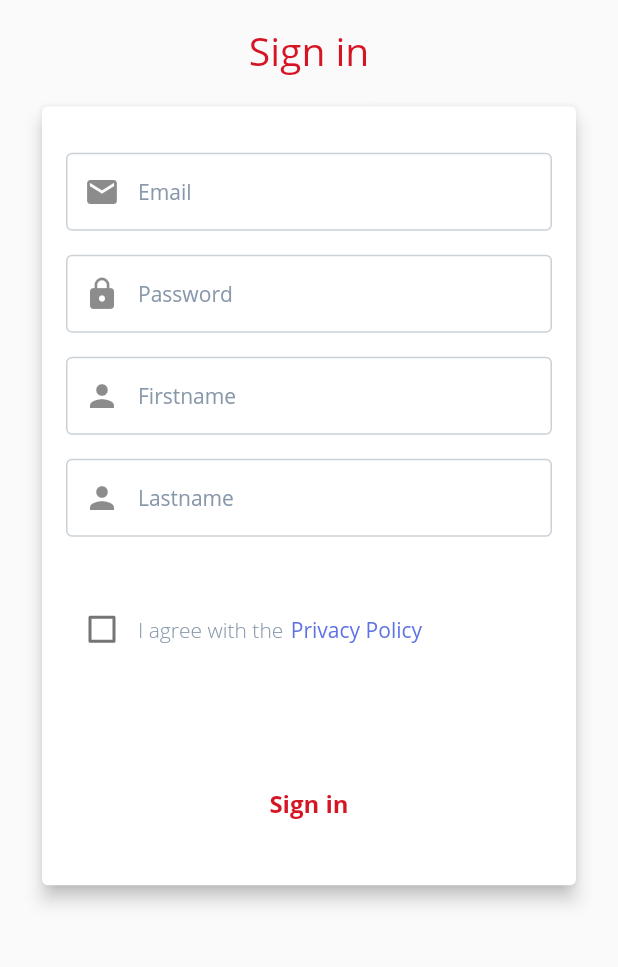
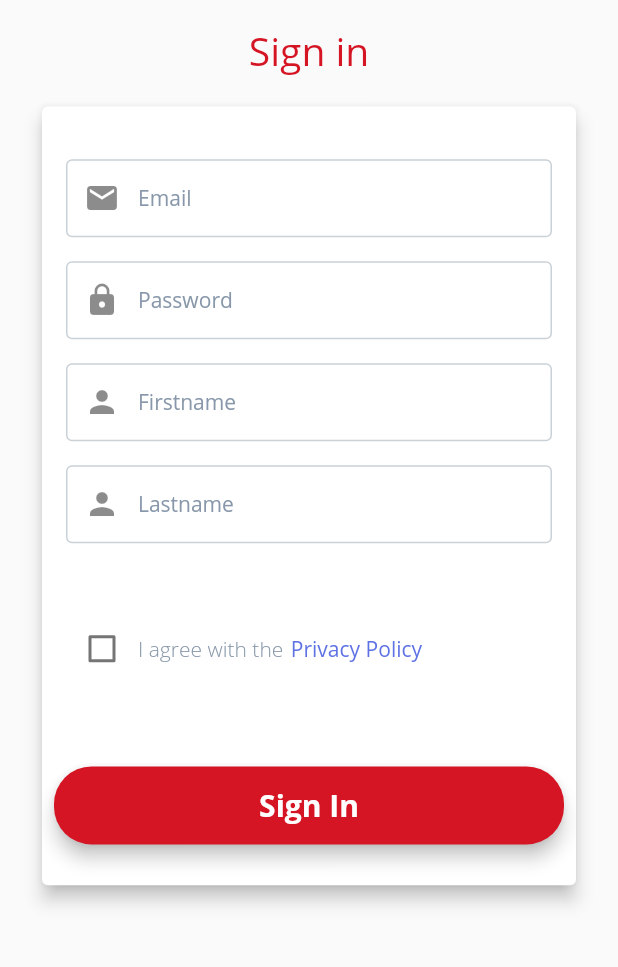
Before and after one commit to John-Hundred/Etutoring, a Flutter app: the screen it shows after launch, after a tap on "Sign In", on a phone screen of 412 x 824 dp, the part 264-1231 px from its top. Run offline on Flutter 3.47's test engine with Material 2 defaults, Android fonts, the phone set to English and light mode, and no system bars; our stand-ins replace carousel_slider, email_validator, flutter_secure_storage, font_awesome_flutter, scrollable_positioned_list; missing offline and left inert: move_to_background.

Commit message:
fix signin page

```diff
--- a/lib/screens/signin.dart
+++ b/lib/screens/signin.dart
@@ -1,5 +1,6 @@
 import 'dart:ui';
 import 'package:argon_flutter/config/config.dart';
+import 'package:argon_flutter/widgets/button_widget.dart';
 import 'package:argon_flutter/widgets/title_widget.dart';
 import 'package:flutter/material.dart';
 import 'package:font_awesome_flutter/font_awesome_flutter.dart';
@@ -259,20 +260,17 @@ class _SigninState extends State<Signin> {
                                           ],
                                         ),
                                       ),
-                                      Padding(
-                                        padding: const EdgeInsets.only(top: 16),
-                                        child: Center(
-                                          child: TextButton(
-                                            onPressed: () {
-                                              // Respond to button press
-
+                                      ButtonWidget(
+                                          text: 'Sign In',
+                                          color: ArgonColors.redUnito,
+                                          onClicked: () {
                                             showDialog<String>(
                                                 context: context,
-                                                  builder:
-                                                      (BuildContext context) =>
+                                                builder: (BuildContext
+                                                        context) =>
                                                     AlertDialog(
-                                                            title: const Text(
-                                                                'Sign In'),
+                                                      title:
+                                                          const Text('Sign In'),
                                                       content: const Text(
                                                           'User sign in with succes/failure'),
                                                       actions: <Widget>[
@@ -287,35 +285,17 @@ class _SigninState extends State<Signin> {
                                                         TextButton(
                                                           onPressed: () {
                                                             Navigator.pop(
-                                                                      context,
-                                                                      'OK');
+                                                                context, 'OK');
                                                             Navigator.pushNamed(
                                                                 context,
                                                                 '/login');
                                                           },
                                                           child:
-                                                                    const Text(
-                                                                        'OK'),
+                                                              const Text('OK'),
                                                         ),
                                                       ],
                                                     ));
-                                            },
-                                            child: Padding(
-                                                padding: EdgeInsets.only(
-                                                    left: 16.0,
-                                                    right: 16.0,
-                                                    top: 12.0,
-                                                    bottom: 12.0),
-                                                child: Text("Sign in",
-                                                    style: TextStyle(
-                                                        color: ArgonColors
-                                                            .redUnito,
-                                                        fontWeight:
-                                                            FontWeight.w600,
-                                                        fontSize: 16.0))),
-                                          ),
-                                        ),
-                                      )
+                                          }),
                                     ],
                                   ),
                                 ),
```
Lines whose indentation alone changed are shown as unchanged.
